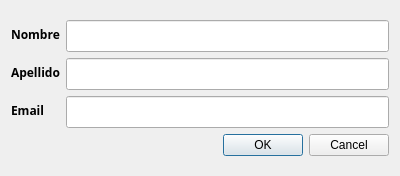
Above: clase8/inputDiag.ui from Joycemg/laboratorio_II before the change. Below: the same form after it.
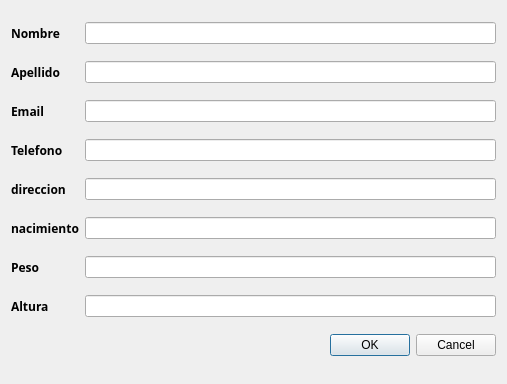
That is the form after the change.

What changed in the file:
```diff
--- a/clase8/inputDiag.ui
+++ b/clase8/inputDiag.ui
@@ -6,24 +6,16 @@
    <rect>
     <x>0</x>
     <y>0</y>
-    <width>400</width>
-    <height>176</height>
+    <width>507</width>
+    <height>384</height>
    </rect>
   </property>
   <property name="windowTitle">
    <string>TPLaboratorioII</string>
   </property>
   <layout class="QGridLayout" name="gridLayout">
-   <item row="0" column="0">
-    <layout class="QFormLayout" name="formLayout_2">
-     <property name="labelAlignment">
-      <set>Qt::AlignLeading|Qt::AlignLeft|Qt::AlignVCenter</set>
-     </property>
-     <property name="formAlignment">
-      <set>Qt::AlignCenter</set>
-     </property>
-     <item row="0" column="0">
-      <widget class="QLabel" name="label">
+   <item row="4" column="0">
+    <widget class="QLabel" name="label_10">
        <property name="font">
         <font>
          <family>Hack</family>
@@ -32,62 +24,24 @@
         </font>
        </property>
        <property name="text">
-        <string>Nombre</string>
-       </property>
-       <property name="textInteractionFlags">
-        <set>Qt::NoTextInteraction</set>
-       </property>
-      </widget>
-     </item>
-     <item row="0" column="1">
-      <widget class="QLineEdit" name="nombre">
-       <property name="font">
-        <font>
-         <family>Hack</family>
-         <pointsize>13</pointsize>
-         <weight>75</weight>
-         <bold>true</bold>
-        </font>
-       </property>
-       <property name="text">
-        <string/>
-       </property>
-      </widget>
-     </item>
-     <item row="1" column="0">
-      <widget class="QLabel" name="label_2">
-       <property name="font">
-        <font>
-         <family>Hack</family>
-         <weight>75</weight>
-         <bold>true</bold>
-        </font>
-       </property>
-       <property name="text">
-        <string>Apellido</string>
-       </property>
-       <property name="textInteractionFlags">
-        <set>Qt::NoTextInteraction</set>
-       </property>
-      </widget>
-     </item>
-     <item row="1" column="1">
-      <widget class="QLineEdit" name="apellido">
-       <property name="font">
-        <font>
-         <family>Hack</family>
-         <pointsize>13</pointsize>
-         <weight>75</weight>
-         <bold>true</bold>
-        </font>
-       </property>
-       <property name="text">
-        <string/>
-       </property>
-      </widget>
-     </item>
-     <item row="2" column="0">
-      <widget class="QLabel" name="label_3">
+      <string>direccion</string>
+     </property>
+     <property name="textFormat">
+      <enum>Qt::AutoText</enum>
+     </property>
+     <property name="scaledContents">
+      <bool>false</bool>
+     </property>
+    </widget>
+   </item>
+   <item row="1" column="2">
+    <widget class="QLineEdit" name="apellido"/>
+   </item>
+   <item row="2" column="2">
+    <widget class="QLineEdit" name="email"/>
+   </item>
+   <item row="5" column="0">
+    <widget class="QLabel" name="label_11">
        <property name="font">
         <font>
          <family>Hack</family>
@@ -96,7 +50,7 @@
         </font>
        </property>
        <property name="text">
-        <string>Email</string>
+      <string>nacimiento</string>
        </property>
        <property name="textFormat">
         <enum>Qt::AutoText</enum>
@@ -106,22 +60,7 @@
        </property>
       </widget>
      </item>
-     <item row="2" column="1">
-      <widget class="QLineEdit" name="email">
-       <property name="font">
-        <font>
-         <family>Hack</family>
-         <pointsize>13</pointsize>
-         <weight>75</weight>
-         <bold>true</bold>
-        </font>
-       </property>
-       <property name="text">
-        <string/>
-       </property>
-      </widget>
-     </item>
-     <item row="3" column="1">
+   <item row="10" column="2">
       <widget class="QDialogButtonBox" name="buttonBox">
        <property name="orientation">
         <enum>Qt::Horizontal</enum>
@@ -134,7 +73,153 @@
        </property>
       </widget>
      </item>
-    </layout>
+   <item row="5" column="2">
+    <widget class="QLineEdit" name="nacimiento">
+     <property name="text">
+      <string/>
+     </property>
+    </widget>
+   </item>
+   <item row="0" column="0">
+    <widget class="QLabel" name="alabel">
+     <property name="font">
+      <font>
+       <family>Hack</family>
+       <weight>75</weight>
+       <bold>true</bold>
+      </font>
+     </property>
+     <property name="text">
+      <string>Nombre</string>
+     </property>
+     <property name="textInteractionFlags">
+      <set>Qt::NoTextInteraction</set>
+     </property>
+    </widget>
+   </item>
+   <item row="3" column="2">
+    <widget class="QLineEdit" name="telefono"/>
+   </item>
+   <item row="2" column="0">
+    <widget class="QLabel" name="label_3">
+     <property name="font">
+      <font>
+       <family>Hack</family>
+       <weight>75</weight>
+       <bold>true</bold>
+      </font>
+     </property>
+     <property name="text">
+      <string>Email</string>
+     </property>
+     <property name="textFormat">
+      <enum>Qt::AutoText</enum>
+     </property>
+     <property name="scaledContents">
+      <bool>false</bool>
+     </property>
+    </widget>
+   </item>
+   <item row="4" column="2">
+    <widget class="QLineEdit" name="direccion">
+     <property name="text">
+      <string/>
+     </property>
+    </widget>
+   </item>
+   <item row="1" column="0">
+    <widget class="QLabel" name="label_2">
+     <property name="font">
+      <font>
+       <family>Hack</family>
+       <weight>75</weight>
+       <bold>true</bold>
+      </font>
+     </property>
+     <property name="text">
+      <string>Apellido</string>
+     </property>
+     <property name="textInteractionFlags">
+      <set>Qt::NoTextInteraction</set>
+     </property>
+    </widget>
+   </item>
+   <item row="9" column="2">
+    <widget class="QLineEdit" name="altura">
+     <property name="text">
+      <string/>
+     </property>
+    </widget>
+   </item>
+   <item row="6" column="2">
+    <widget class="QLineEdit" name="peso">
+     <property name="text">
+      <string/>
+     </property>
+    </widget>
+   </item>
+   <item row="3" column="0">
+    <widget class="QLabel" name="label_9">
+     <property name="font">
+      <font>
+       <family>Hack</family>
+       <weight>75</weight>
+       <bold>true</bold>
+      </font>
+     </property>
+     <property name="text">
+      <string>Telefono</string>
+     </property>
+     <property name="textFormat">
+      <enum>Qt::AutoText</enum>
+     </property>
+     <property name="scaledContents">
+      <bool>false</bool>
+     </property>
+    </widget>
+   </item>
+   <item row="6" column="0">
+    <widget class="QLabel" name="label_13">
+     <property name="font">
+      <font>
+       <family>Hack</family>
+       <weight>75</weight>
+       <bold>true</bold>
+      </font>
+     </property>
+     <property name="text">
+      <string>Peso</string>
+     </property>
+     <property name="textFormat">
+      <enum>Qt::AutoText</enum>
+     </property>
+     <property name="scaledContents">
+      <bool>false</bool>
+     </property>
+    </widget>
+   </item>
+   <item row="9" column="0">
+    <widget class="QLabel" name="label_12">
+     <property name="font">
+      <font>
+       <family>Hack</family>
+       <weight>75</weight>
+       <bold>true</bold>
+      </font>
+     </property>
+     <property name="text">
+      <string>Altura</string>
+     </property>
+     <property name="textFormat">
+      <enum>Qt::AutoText</enum>
+     </property>
+     <property name="scaledContents">
+      <bool>false</bool>
+     </property>
+    </widget>
+   </item>
+   <item row="0" column="2">
+    <widget class="QLineEdit" name="nombre"/>
    </item>
   </layout>
  </widget>
```
Left out of the diff: 32 changed lines with no effect on the pictures. Lines whose indentation alone changed are shown as unchanged.
